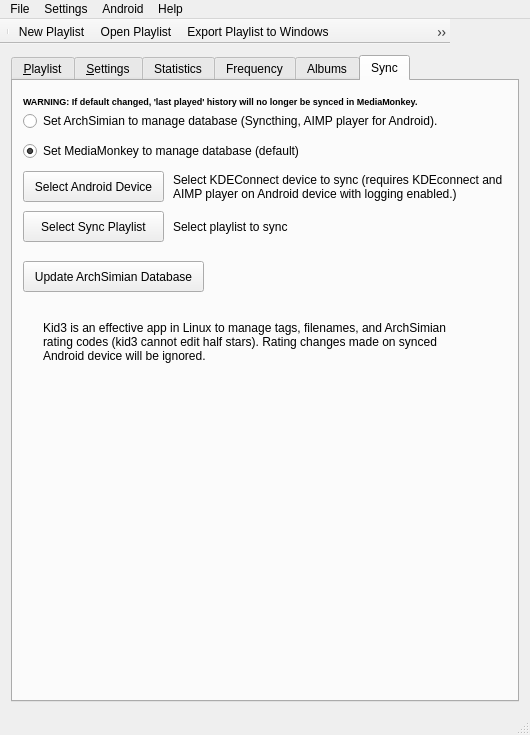
Harpo3/archsimian, file src/archsimian.ui: the form before one commit.
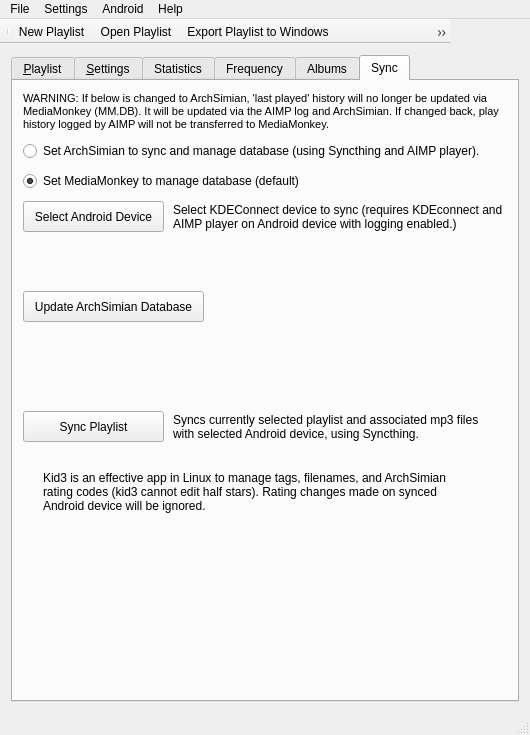
The form after the commit. Icons and pictures are not drawn.

Commit message: Changed lastplayed to add album compare to improve accuracy, other UI changes

Patch:
```diff
--- a/src/archsimian.ui
+++ b/src/archsimian.ui
@@ -2319,27 +2319,30 @@
         <property name="geometry">
          <rect>
           <x>10</x>
-          <y>10</y>
+          <y>0</y>
           <width>491</width>
-          <height>21</height>
+          <height>61</height>
          </rect>
         </property>
         <property name="font">
          <font>
-          <pointsize>7</pointsize>
-          <weight>75</weight>
-          <bold>true</bold>
+          <pointsize>8</pointsize>
+          <weight>50</weight>
+          <bold>false</bold>
          </font>
         </property>
         <property name="text">
-         <string>WARNING: If default changed, 'last played' history will no longer be synced in MediaMonkey.</string>
+         <string>WARNING: If below is changed to ArchSimian, 'last played' history will no longer be updated via MediaMonkey (MM.DB). It will be updated via the AIMP log and ArchSimian. If changed back, play history logged by AIMP will not be transferred to MediaMonkey.</string>
+        </property>
+        <property name="wordWrap">
+         <bool>true</bool>
         </property>
        </widget>
        <widget class="QPushButton" name="selectAndroidDeviceButton">
         <property name="geometry">
          <rect>
           <x>10</x>
-          <y>90</y>
+          <y>120</y>
           <width>141</width>
           <height>31</height>
          </rect>
@@ -2352,7 +2355,7 @@
         <property name="geometry">
          <rect>
           <x>160</x>
-          <y>85</y>
+          <y>115</y>
           <width>331</width>
           <height>41</height>
          </rect>
@@ -2368,33 +2371,36 @@
         <property name="geometry">
          <rect>
           <x>160</x>
-          <y>130</y>
+          <y>320</y>
           <width>311</width>
-          <height>31</height>
+          <height>51</height>
          </rect>
         </property>
         <property name="text">
-         <string>Select playlist to sync</string>
+         <string>Syncs currently selected playlist and associated mp3 files with selected Android device, using Syncthing.</string>
+        </property>
+        <property name="wordWrap">
+         <bool>true</bool>
         </property>
        </widget>
        <widget class="QPushButton" name="pushButton_2">
         <property name="geometry">
          <rect>
           <x>10</x>
-          <y>130</y>
+          <y>330</y>
           <width>141</width>
           <height>31</height>
          </rect>
         </property>
         <property name="text">
-         <string>Select Sync Playlist</string>
+         <string>Sync Playlist</string>
         </property>
        </widget>
        <widget class="QLabel" name="label_16">
         <property name="geometry">
          <rect>
           <x>30</x>
-          <y>220</y>
+          <y>370</y>
           <width>431</width>
           <height>81</height>
          </rect>
@@ -2410,7 +2416,7 @@
         <property name="geometry">
          <rect>
           <x>10</x>
-          <y>180</y>
+          <y>210</y>
           <width>181</width>
           <height>31</height>
          </rect>
@@ -2429,7 +2435,7 @@
         <property name="geometry">
          <rect>
           <x>10</x>
-          <y>30</y>
+          <y>60</y>
           <width>491</width>
           <height>20</height>
          </rect>
@@ -2441,14 +2447,14 @@
          <string extracomment="Logging must be enabled in AIMP app to capture play history."/>
         </property>
         <property name="text">
-         <string>Set ArchSimian to manage database (Syncthing, AIMP player for Android). </string>
+         <string>Set ArchSimian to sync and manage database (using Syncthing and AIMP player). </string>
         </property>
        </widget>
        <widget class="QRadioButton" name="mmenabledradioButton_2">
         <property name="geometry">
          <rect>
           <x>10</x>
-          <y>60</y>
+          <y>90</y>
           <width>441</width>
           <height>20</height>
          </rect>
```
Left out of the diff: 2 changed lines with no effect on the pictures. The commit also changes 6 other files.
